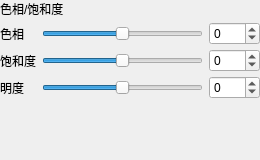
Above: psDemo/ui/adj/adjhuesaturation.ui from littletenyuan01/photoshopDemo before the change. Below: the same form after it.
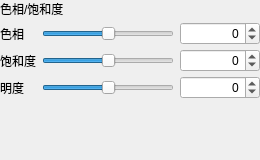
That is the form after the change.

Patch:
```diff
--- a/psDemo/ui/adj/adjhuesaturation.ui
+++ b/psDemo/ui/adj/adjhuesaturation.ui
@@ -27,6 +27,12 @@
               </item>
               <item row="0" column="1">
                <widget class="QSlider" name="slider_hue">
+                <property name="sizePolicy">
+                 <sizepolicy hsizetype="Expanding" vsizetype="Fixed">
+                  <horstretch>1</horstretch>
+                  <verstretch>0</verstretch>
+                 </sizepolicy>
+                </property>
                 <property name="orientation"><enum>Qt::Orientation::Horizontal</enum></property>
                 <property name="minimum"><number>-180</number></property>
                 <property name="maximum"><number>180</number></property>
@@ -35,6 +41,27 @@
               </item>
               <item row="0" column="2">
                <widget class="QSpinBox" name="spin_hue">
+                <property name="sizePolicy">
+                 <sizepolicy hsizetype="Fixed" vsizetype="Fixed">
+                  <horstretch>0</horstretch>
+                  <verstretch>0</verstretch>
+                 </sizepolicy>
+                </property>
+                <property name="minimumSize">
+                 <size>
+                  <width>80</width>
+                  <height>0</height>
+                 </size>
+                </property>
+                <property name="maximumSize">
+                 <size>
+                  <width>96</width>
+                  <height>16777215</height>
+                 </size>
+                </property>
+                <property name="alignment">
+                 <set>Qt::AlignmentFlag::AlignRight|Qt::AlignmentFlag::AlignVCenter</set>
+                </property>
                 <property name="minimum"><number>-180</number></property>
                 <property name="maximum"><number>180</number></property>
                 <property name="value"><number>0</number></property>
@@ -47,6 +74,12 @@
               </item>
               <item row="1" column="1">
                <widget class="QSlider" name="slider_saturation">
+                <property name="sizePolicy">
+                 <sizepolicy hsizetype="Expanding" vsizetype="Fixed">
+                  <horstretch>1</horstretch>
+                  <verstretch>0</verstretch>
+                 </sizepolicy>
+                </property>
                 <property name="orientation"><enum>Qt::Orientation::Horizontal</enum></property>
                 <property name="minimum"><number>-100</number></property>
                 <property name="maximum"><number>100</number></property>
@@ -55,6 +88,27 @@
               </item>
               <item row="1" column="2">
                <widget class="QSpinBox" name="spin_saturation">
+                <property name="sizePolicy">
+                 <sizepolicy hsizetype="Fixed" vsizetype="Fixed">
+                  <horstretch>0</horstretch>
+                  <verstretch>0</verstretch>
+                 </sizepolicy>
+                </property>
+                <property name="minimumSize">
+                 <size>
+                  <width>80</width>
+                  <height>0</height>
+                 </size>
+                </property>
+                <property name="maximumSize">
+                 <size>
+                  <width>96</width>
+                  <height>16777215</height>
+                 </size>
+                </property>
+                <property name="alignment">
+                 <set>Qt::AlignmentFlag::AlignRight|Qt::AlignmentFlag::AlignVCenter</set>
+                </property>
                 <property name="minimum"><number>-100</number></property>
                 <property name="maximum"><number>100</number></property>
                 <property name="value"><number>0</number></property>
@@ -67,6 +121,12 @@
               </item>
               <item row="2" column="1">
                <widget class="QSlider" name="slider_lightness">
+                <property name="sizePolicy">
+                 <sizepolicy hsizetype="Expanding" vsizetype="Fixed">
+                  <horstretch>1</horstretch>
+                  <verstretch>0</verstretch>
+                 </sizepolicy>
+                </property>
                 <property name="orientation"><enum>Qt::Orientation::Horizontal</enum></property>
                 <property name="minimum"><number>-100</number></property>
                 <property name="maximum"><number>100</number></property>
@@ -75,6 +135,27 @@
               </item>
               <item row="2" column="2">
                <widget class="QSpinBox" name="spin_lightness">
+                <property name="sizePolicy">
+                 <sizepolicy hsizetype="Fixed" vsizetype="Fixed">
+                  <horstretch>0</horstretch>
+                  <verstretch>0</verstretch>
+                 </sizepolicy>
+                </property>
+                <property name="minimumSize">
+                 <size>
+                  <width>80</width>
+                  <height>0</height>
+                 </size>
+                </property>
+                <property name="maximumSize">
+                 <size>
+                  <width>96</width>
+                  <height>16777215</height>
+                 </size>
+                </property>
+                <property name="alignment">
+                 <set>Qt::AlignmentFlag::AlignRight|Qt::AlignmentFlag::AlignVCenter</set>
+                </property>
                 <property name="minimum"><number>-100</number></property>
                 <property name="maximum"><number>100</number></property>
                 <property name="value"><number>0</number></property>
```
Left out of the diff: 2 changed lines with no effect on the pictures.
